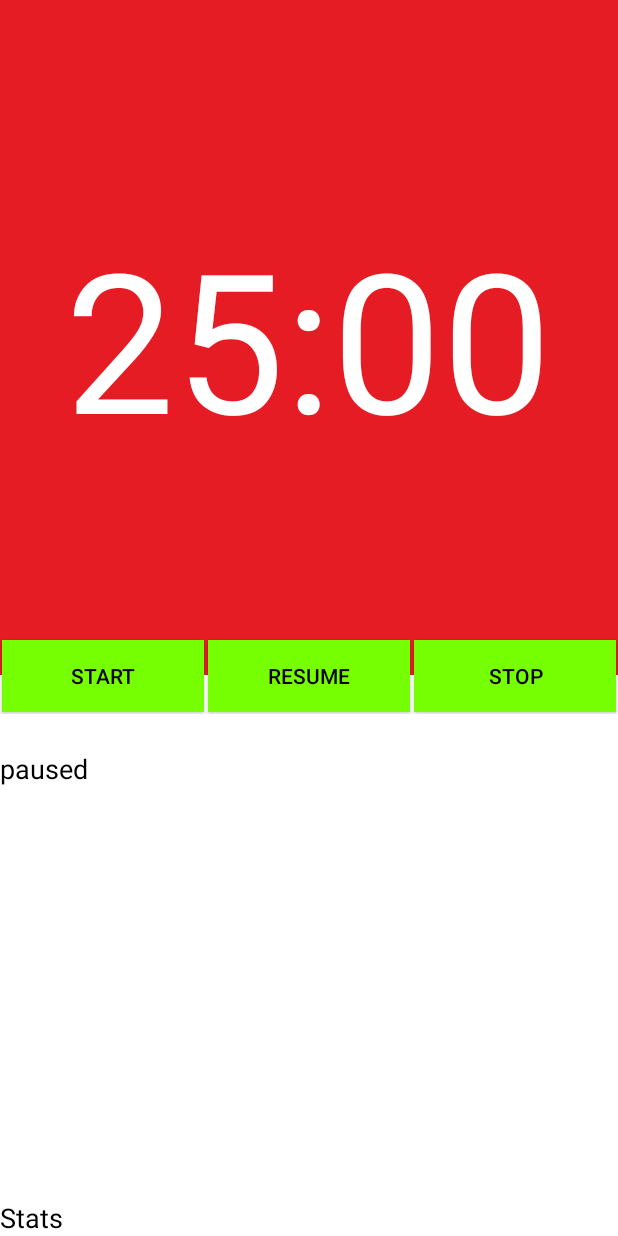
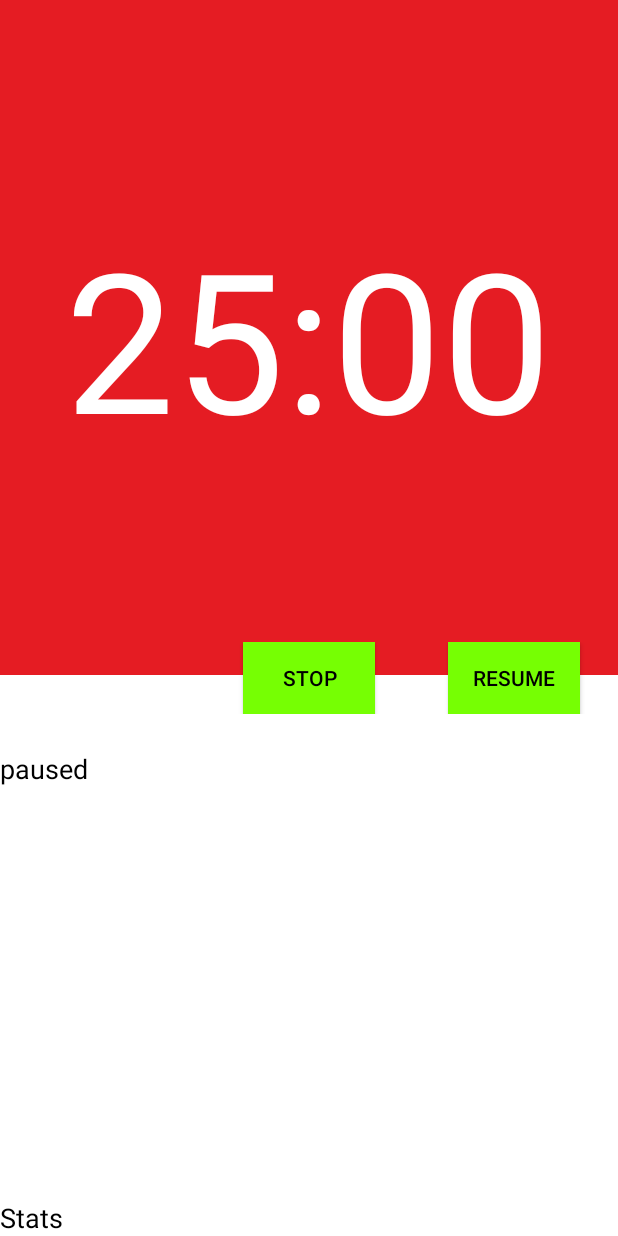
Before and after one commit to DiogoNeves/Pomotivity, an Android app: the screen it shows after launch (MainActivity), after a tap on "PAUSE", on a phone screen of 412 x 824 dp. Run offline under Robolectric (Android 15) with nearby library versions, the phone set to English and light mode, and no system bars; pictures from the network do not load; 1 other tap on this screen came first.

Commit message:
Created better button logic

```diff
--- a/mobile/src/main/java/com/mindfulst/dneves/pomotivity/MainActivity.java
+++ b/mobile/src/main/java/com/mindfulst/dneves/pomotivity/MainActivity.java
@@ -8,7 +8,6 @@ import android.media.SoundPool;
 import android.os.Bundle;
 import android.util.Log;
 import android.view.View;
-import android.widget.Button;
 import android.widget.TextView;
 
 
@@ -42,6 +41,7 @@ public class MainActivity extends Activity {
     findViewById(R.id.start_button).setOnClickListener(mStartButtonListener);
     findViewById(R.id.stop_button).setOnClickListener(mStopButtonListener);
     findViewById(R.id.pause_button).setOnClickListener(mPauseButtonListener);
+    findViewById(R.id.resume_button).setOnClickListener(mResumeButtonListener);
 
     api.setPomodoroListener(new PomodoroApi.PomodoroEventListener() {
       @Override
@@ -55,6 +55,8 @@ public class MainActivity extends Activity {
         AudioManager audioManager = (AudioManager) getSystemService(Context.AUDIO_SERVICE);
         audioManager.setStreamMute(AudioManager.STREAM_NOTIFICATION, true);
         audioManager.setStreamMute(AudioManager.STREAM_RING, true);
+
+        resetButtonsVisibility(false);
       }
 
       @Override
@@ -97,6 +99,8 @@ public class MainActivity extends Activity {
         runOnUiThread(new Runnable() {
           @Override
           public void run() {
+            resetButtonsVisibility(true);
+
             if (event.currentTime > 0) {
               ((TextView) findViewById(R.id.last_action)).setText("stopped");
               AudioManager audioManager = (AudioManager) getSystemService(Context.AUDIO_SERVICE);
@@ -123,6 +127,8 @@ public class MainActivity extends Activity {
             if (mTickStreamId != 0) {
               mPlayer.pause(mTickStreamId);
             }
+
+            setButtonsVisibility(true);
           }
         });
       }
@@ -136,10 +142,39 @@ public class MainActivity extends Activity {
             if (mTickStreamId != 0) {
               mPlayer.resume(mTickStreamId);
             }
+
+            setButtonsVisibility(false);
           }
         });
       }
     });
+  }
+
+  private void resetButtonsVisibility(boolean isFinishing) {
+    if (isFinishing) {
+      findViewById(R.id.start_button).setVisibility(View.VISIBLE);
+      findViewById(R.id.pause_button).setVisibility(View.INVISIBLE);
+      findViewById(R.id.stop_button).setVisibility(View.INVISIBLE);
+      findViewById(R.id.resume_button).setVisibility(View.INVISIBLE);
+    }
+    else {
+      // Starting
+      findViewById(R.id.start_button).setVisibility(View.INVISIBLE);
+      findViewById(R.id.pause_button).setVisibility(View.VISIBLE);
+    }
+  }
+
+  private void setButtonsVisibility(boolean isPaused) {
+    if (isPaused) {
+      findViewById(R.id.pause_button).setVisibility(View.INVISIBLE);
+      findViewById(R.id.resume_button).setVisibility(View.VISIBLE);
+      findViewById(R.id.stop_button).setVisibility(View.VISIBLE);
+    }
+    else {
+      findViewById(R.id.pause_button).setVisibility(View.VISIBLE);
+      findViewById(R.id.resume_button).setVisibility(View.INVISIBLE);
+      findViewById(R.id.stop_button).setVisibility(View.INVISIBLE);
+    }
   }
 
   @Override
@@ -176,15 +211,15 @@ public class MainActivity extends Activity {
 
     @Override
     public void onClick(View view) {
-      Button buttonView = ((Button) view);
-      if (buttonView.getText() == getString(R.string.pause_button)) {
-        PomodoroApi.getInstance().pause();
-        buttonView.setText(getString(R.string.resume_button));
-      }
-      else {
-        PomodoroApi.getInstance().resume();
-        buttonView.setText(getString(R.string.pause_button));
-      }
+      PomodoroApi.getInstance().pause();
+    }
+  };
+
+  View.OnClickListener mResumeButtonListener = new View.OnClickListener() {
+
+    @Override
+    public void onClick(View view) {
+      PomodoroApi.getInstance().resume();
     }
   };
 }
--- a/mobile/src/main/res/layout/activity_main.xml
+++ b/mobile/src/main/res/layout/activity_main.xml
@@ -40,7 +40,8 @@
         android:layout_alignParentRight="false"
         android:id="@+id/frameLayout"
         android:layout_alignParentEnd="false"
-        android:layout_alignParentStart="false">
+        android:layout_alignParentStart="false"
+        style="@style/pomodoro_panel">
 
         <TextView
             android:id="@+id/current_time"
@@ -53,7 +54,7 @@
 
     </FrameLayout>
 
-    <LinearLayout
+    <RelativeLayout
         android:id="@+id/fullscreen_content_controls"
         android:layout_width="match_parent"
         android:layout_height="wrap_content"
@@ -71,32 +72,50 @@
         android:layout_marginBottom="-26dp">
 
         <Button
+            android:layout_width="wrap_content"
+            android:layout_height="wrap_content"
+            android:text="@string/start_button"
+            android:id="@+id/start_button"
+            android:layout_alignParentTop="true"
+            android:layout_alignParentEnd="true"
+            android:layout_marginRight="25dp"
+            android:layout_alignParentStart="false"
+            android:layout_alignParentBottom="false"
             style="@style/button"
-            android:id="@+id/start_button"
-            android:layout_width="0dp"
-            android:layout_height="wrap_content"
-            android:layout_weight="1"
-            android:layout_margin="1dp"
-            android:text="@string/start_button"/>
+            />
 
         <Button
+            android:layout_width="wrap_content"
+            android:layout_height="wrap_content"
+            android:text="@string/stop_button"
+            android:id="@+id/stop_button"
+            android:clickable="true"
             style="@style/button"
-            android:id="@+id/pause_button"
-            android:layout_width="0dp"
-            android:layout_height="wrap_content"
-            android:layout_weight="1"
-            android:layout_margin="1dp"
-            android:text="@string/pause_button"/>
+            android:layout_alignParentTop="true"
+            android:layout_centerHorizontal="true"
+            android:visibility="invisible"/>
 
         <Button
+            android:layout_width="wrap_content"
+            android:layout_height="wrap_content"
+            android:text="@string/pause_button"
+            android:id="@+id/pause_button"
             style="@style/button"
-            android:id="@+id/stop_button"
-            android:layout_width="0dp"
+            android:layout_alignParentTop="true"
+            android:layout_alignStart="@+id/start_button"
+            android:enabled="true"
+            android:visibility="invisible"
+            />
+
+        <Button
+            android:layout_width="wrap_content"
             android:layout_height="wrap_content"
-            android:layout_weight="1"
-            android:layout_margin="1dp"
-            android:text="@string/stop_button"/>
-
-    </LinearLayout>
+            android:text="@string/resume_button"
+            android:id="@+id/resume_button"
+            style="@style/button"
+            android:layout_alignParentTop="true"
+            android:layout_alignStart="@+id/start_button"
+            android:visibility="invisible"/>
+    </RelativeLayout>
 
 </RelativeLayout>
--- a/mobile/src/main/res/values/dimens.xml
+++ b/mobile/src/main/res/values/dimens.xml
@@ -1,5 +1,6 @@
 <?xml version="1.0" encoding="utf-8"?>
 <resources>
     <dimen name="expanded_counter_height">450dp</dimen>
-    <dimen name="button_elevation">4dp</dimen>
+    <dimen name="pomodoro_panel_elevation">4dp</dimen>
+    <dimen name="button_elevation">6dp</dimen>
 </resources>
--- a/mobile/src/main/res/values/styles.xml
+++ b/mobile/src/main/res/values/styles.xml
@@ -14,6 +14,9 @@
         <item name="android:elevation">@dimen/button_elevation</item>
     </style>
 
+    <style name="pomodoro_panel">
+    </style>
+
     <style name="info_area">
         <item name="android:background">@android:color/white</item>
     </style>
```
